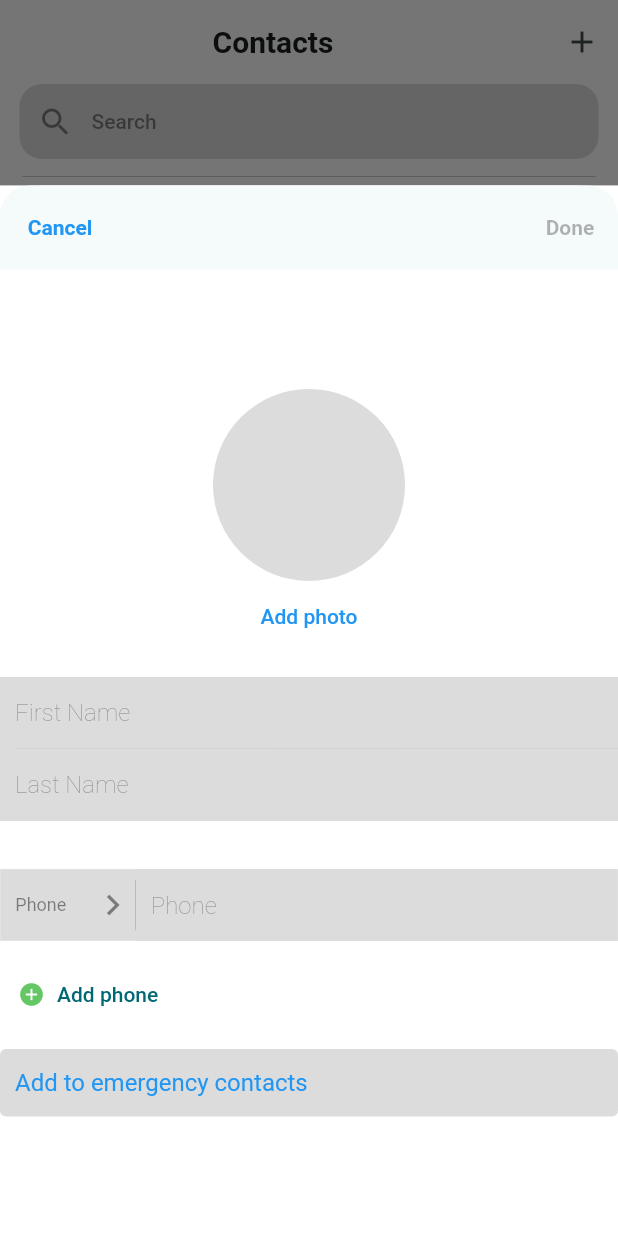
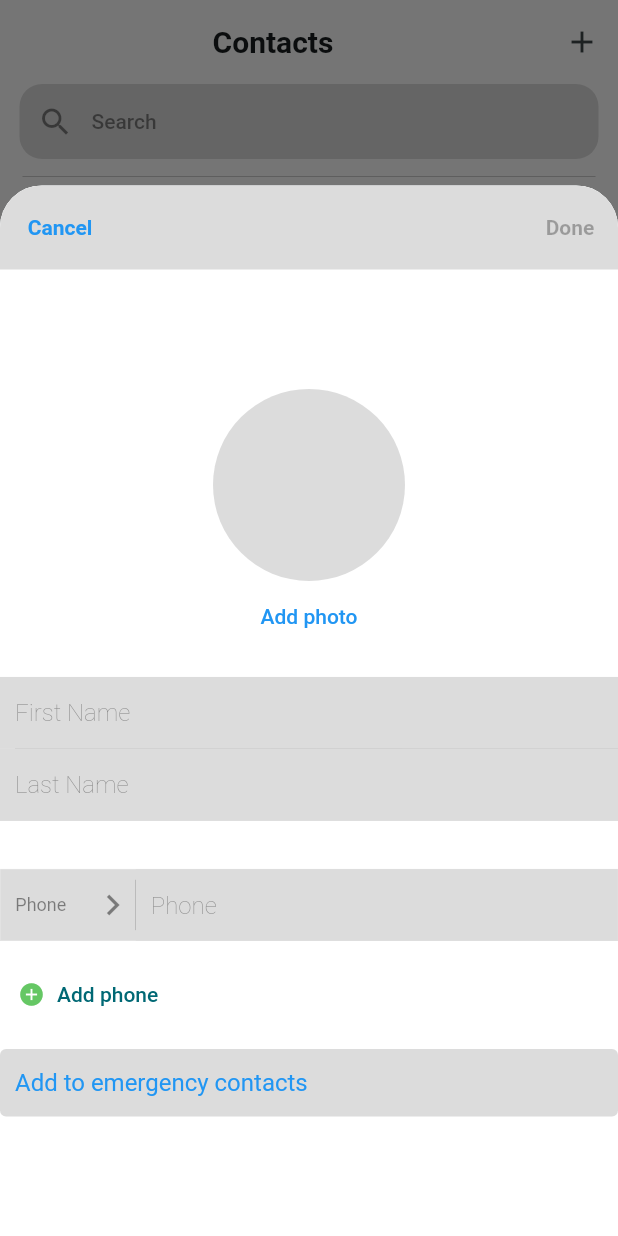
Before and after one commit to marijoyapa/flutter-project-contact-list, a Flutter app: the screen it shows after launch, scrolled down 101 dp, after a tap on the "emergency" icon, after a tap on the "add" icon, on a phone screen of 412 x 824 dp. Run offline on Flutter 3.47's test engine with Material 2 defaults, Android fonts, the phone set to English and light mode, and no system bars; our stand-ins replace flutter_riverpod, google_fonts, image_picker.

Commit message:
Capture image + enhance theme

```diff
--- a/contact_list/lib/main.dart
+++ b/contact_list/lib/main.dart
@@ -12,7 +12,7 @@ var kColorScheme = ColorScheme.fromSeed(
 
 var kDarkColorScheme = ColorScheme.fromSeed(
   brightness: Brightness.dark,
-  seedColor: Color.fromARGB(255, 54, 54, 57),
+  seedColor: const Color.fromARGB(255, 54, 54, 57),
   background: const Color.fromARGB(255, 68, 66, 70),
   primaryContainer: const Color.fromARGB(255, 40, 40, 40),
 );
--- a/contact_list/lib/screen/contact_details.dart
+++ b/contact_list/lib/screen/contact_details.dart
@@ -24,12 +24,12 @@ class ContactDetailsScreen extends StatelessWidget {
             'Contacts',
             style: TextStyle(color: Colors.blue),
           ),
-          style: TextButton.styleFrom(padding: EdgeInsets.only(left: 0)),
+          style: TextButton.styleFrom(padding: const EdgeInsets.only(left: 0)),
         ),
       ),
       body: Center(
         child: SingleChildScrollView(
-          padding: EdgeInsets.symmetric(horizontal: 5),
+          padding: const EdgeInsets.symmetric(horizontal: 5),
           child: Column(
             crossAxisAlignment: CrossAxisAlignment.center,
             mainAxisAlignment: MainAxisAlignment.center,
@@ -102,7 +102,7 @@ class ContactDetailsScreen extends StatelessWidget {
                           color: Theme.of(context).iconTheme.color,
                           fontSize: 13),
                     ),
-                    SizedBox(
+                    const SizedBox(
                       height: 40,
                     ),
                   ],
--- a/contact_list/lib/screen/contact_list.dart
+++ b/contact_list/lib/screen/contact_list.dart
@@ -14,9 +14,10 @@ class ContactList extends ConsumerWidget {
   void _navigateToCreateContact(BuildContext context) {
     showModalBottomSheet(
       useSafeArea: true,
+      clipBehavior: Clip.antiAlias,
       isScrollControlled: true,
       context: context,
-      builder: (context) => CreateNewContactScreen(),
+      builder: (context) => const CreateNewContactScreen(),
     );
   }
 
--- a/contact_list/lib/screen/create_contact.dart
+++ b/contact_list/lib/screen/create_contact.dart
@@ -109,6 +109,7 @@ class _CreateNewContactScreenState
   @override
   Widget build(BuildContext context) {
     return Container(
+      decoration: const BoxDecoration(borderRadius: BorderRadius.vertical(top: Radius.circular(100))),
       height: MediaQuery.of(context).size.height * 0.85,
       child: Scaffold(
         appBar: AppBar(
@@ -118,6 +119,7 @@ class _CreateNewContactScreenState
               top: Radius.circular(20),
             ),
           ),
+          backgroundColor: Theme.of(context).colorScheme.primaryContainer,
           centerTitle: true,
           leadingWidth: 80,
           leading: TextButton(
--- a/contact_list/lib/widgets/contact_list/contact_item.dart
+++ b/contact_list/lib/widgets/contact_list/contact_item.dart
@@ -43,8 +43,8 @@ class ContactItem extends ConsumerWidget {
       child: ListTile(
         contentPadding: const EdgeInsets.only(right: 0),
         onTap: () => navigateToContactDetails(context),
-        shape: const Border(
-          bottom: BorderSide(color: Color.fromARGB(137, 36, 32, 32), width: 0.3),
+        shape:  Border(
+          bottom: BorderSide(color: Theme.of(context).iconTheme.color!, width: 0.3),
         ),
         title: Text(
           fullName,
@@ -53,7 +53,7 @@ class ContactItem extends ConsumerWidget {
               .titleMedium!
               .copyWith(fontWeight: FontWeight.normal, color: Theme.of(context).iconTheme.color!.withOpacity(0.9)),
         ),
-        trailing: Container(
+        trailing: SizedBox(
           width: 100,
           child: Row(
             crossAxisAlignment: CrossAxisAlignment.start,
```
Also changed, not shown: contact_list/lib/providers/search_list_provider.dart (line endings or trailing spaces), 1 other file.
